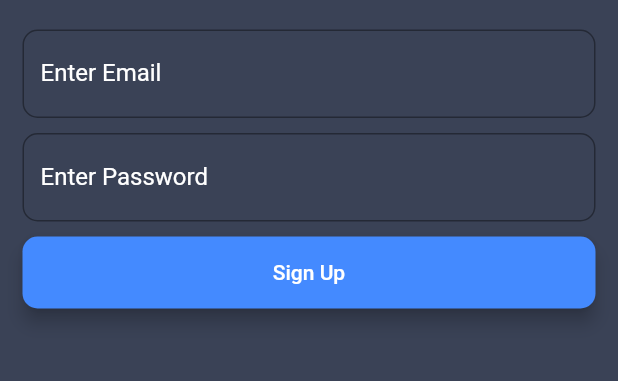
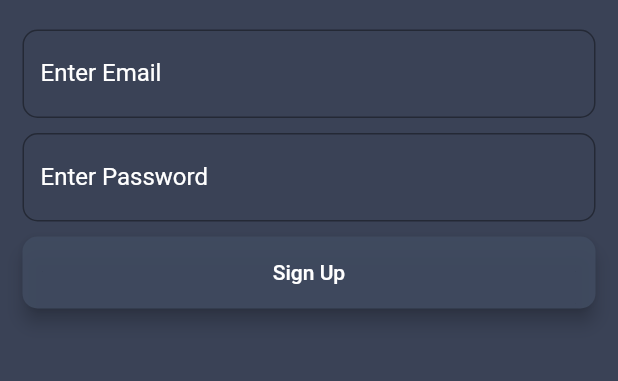
Before and after one commit to banhandy/maitungsi, a Flutter app: the screen it shows after launch, after a tap on "Register", on a phone screen of 412 x 824 dp, the part 494-875 px from its top. Run offline on Flutter 3.47's test engine with Material 2 defaults, Android fonts, the light colour scheme and no system bars; our stand-ins replace animated_text_kit, charts_flutter, cloud_firestore, email_validator, firebase_auth, modal_progress_hud and 3 more; accounts and stored records are empty.

Commit message:
add report monthly and report detail contain calendar and chart, refactoring

```diff
--- a/lib/components/calendar.dart
+++ b/lib/components/calendar.dart
@@ -136,7 +136,7 @@ class _CalendarWithListState extends State<CalendarWithList>
           initialCalendarFormat: CalendarFormat.month,
           formatAnimation: FormatAnimation.slide,
           startingDayOfWeek: StartingDayOfWeek.sunday,
-          availableGestures: AvailableGestures.all,
+          availableGestures: AvailableGestures.verticalSwipe,
           availableCalendarFormats: const {
             CalendarFormat.month: '',
             CalendarFormat.week: '',
--- a/lib/main.dart
+++ b/lib/main.dart
@@ -18,6 +18,7 @@ class MyApp extends StatelessWidget {
   Widget build(BuildContext context) {
     return MaterialApp(
       title: 'My Buy List',
+      debugShowCheckedModeBanner: false,
       theme: ThemeData(
         appBarTheme: AppBarTheme(
           color: kMainColor,
--- a/lib/screens/login.dart
+++ b/lib/screens/login.dart
@@ -47,7 +47,7 @@ class _LoginScreenState extends State<LoginScreen> {
               TextField(
                 keyboardType: TextInputType.emailAddress,
                 textAlign: TextAlign.center,
-                style: TextStyle(color: Colors.white),
+                style: kMainTextStyle,
                 onChanged: (value) {
                   email = value;
                 },
@@ -58,7 +58,7 @@ class _LoginScreenState extends State<LoginScreen> {
               ),
               TextField(
                 obscureText: true,
-                style: TextStyle(color: Colors.white),
+                style: kMainTextStyle,
                 textAlign: TextAlign.center,
                 onChanged: (value) {
                   password = value;
@@ -70,7 +70,7 @@ class _LoginScreenState extends State<LoginScreen> {
                 height: 10.0,
               ),
               RoundButton(
-                buttonColor: Colors.blueAccent,
+                buttonColor: kPrimaryColor,
                 buttonText: 'Login',
                 onPressed: () async {
                   if (email != null && password != null) {
@@ -101,10 +101,10 @@ class _LoginScreenState extends State<LoginScreen> {
                 height: 10.0,
               ),
               RoundButton(
-                buttonColor: Colors.indigo,
+                buttonColor: kSecondaryColor,
                 buttonText: 'Register',
                 onPressed: () {
-                  Navigator.pushNamed(context, RegisterScreen.id);
+                  Navigator.pushReplacementNamed(context, RegisterScreen.id);
                 },
               ),
             ],
--- a/lib/screens/monthlyreport.dart
+++ b/lib/screens/monthlyreport.dart
@@ -5,7 +5,6 @@ import 'package:maitungsi/components/monthlycard.dart';
 import 'package:maitungsi/screens/reportdetail.dart';
 import 'package:shared_preferences/shared_preferences.dart';
 import 'package:maitungsi/model.dart';
-import 'package:table_calendar/table_calendar.dart';
 
 class MonthlyReportScreen extends StatefulWidget {
   static String id = 'Monthly Report Screen';
@@ -33,7 +32,6 @@ class _MonthlyReportScreenState extends State<MonthlyReportScreen> {
   }
 
   getStream() async {
-    int index;
     var monthYearMap = Map();
     var monthYearValueMap = Map();
     await for (var snapshot in Firestore.instance
--- a/lib/screens/register.dart
+++ b/lib/screens/register.dart
@@ -81,7 +81,7 @@ class _RegisterScreenState extends State<RegisterScreen> {
                 height: 10.0,
               ),
               RoundButton(
-                buttonColor: Colors.blueAccent,
+                buttonColor: kPrimaryColor,
                 buttonText: 'Sign Up',
                 onPressed: () async {
                   if ((isValid) && ((email != null) && (password != null))) {
--- a/lib/screens/searchitem.dart
+++ b/lib/screens/searchitem.dart
@@ -36,7 +36,6 @@ class _SearchScreenState extends State<SearchScreen> {
   }
 
   void categoryStream() async {
-    List<Map> categoryItemMapList = [];
     var nameCategoryMap = Map();
     await for (var snapshot in Firestore.instance
         .collection('tungsi')
```
Also changed, not shown: lib/screens/reportdetail.dart (+15 -5 lines).
